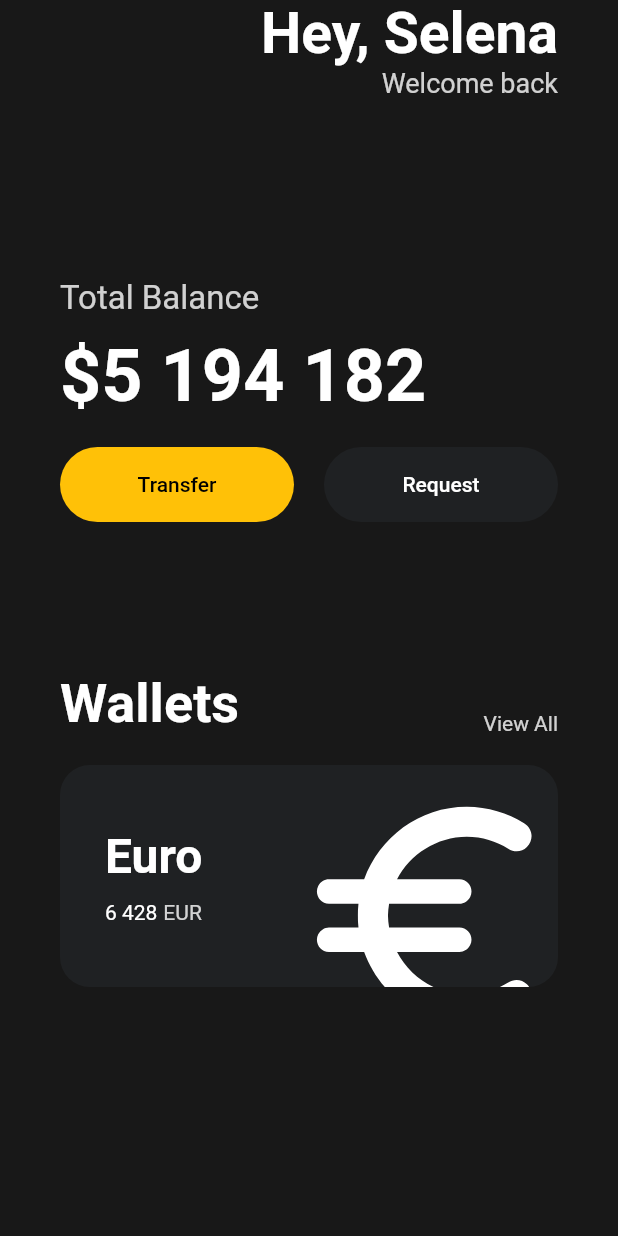
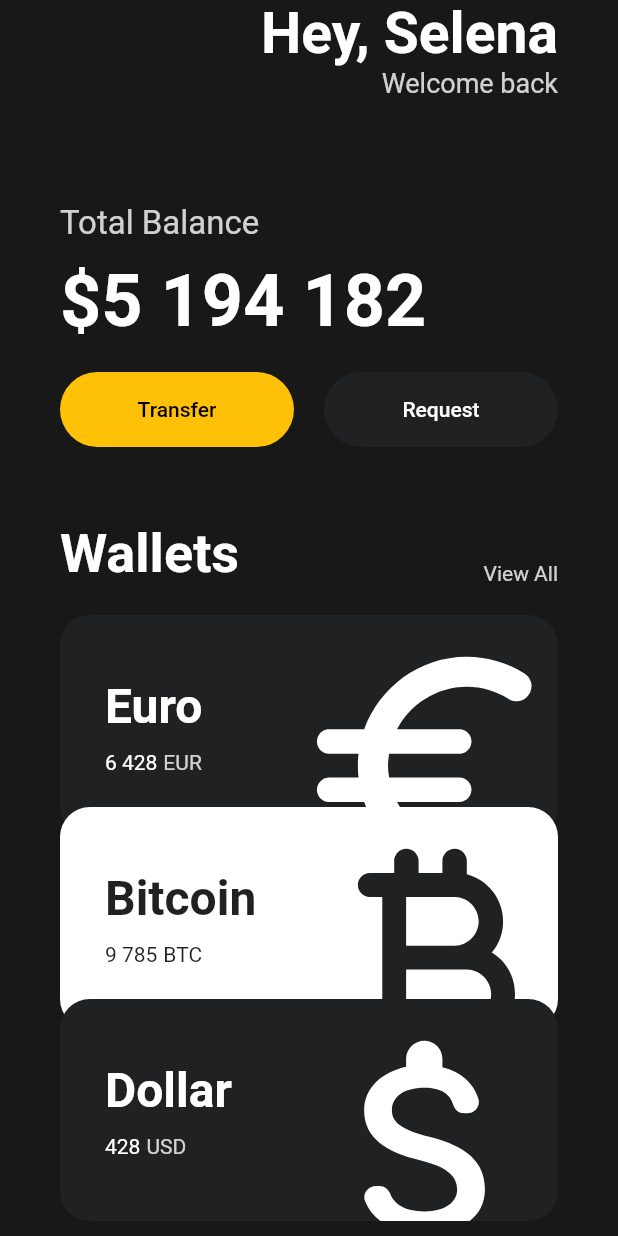
Before and after one commit to bakujinDev/toonflix, a Flutter app: the screen it shows after launch, on a phone screen of 412 x 824 dp. Run offline on Flutter 3.47's test engine with Material 2 defaults, Android fonts, the phone set to English and light mode, and no system bars.

Commit message:
create currency card

```diff
--- a/lib/main.dart
+++ b/lib/main.dart
@@ -1,5 +1,6 @@
 import 'package:flutter/material.dart';
 import 'package:toonflix/widgets/Button.dart';
+import 'package:toonflix/widgets/currency_card.dart';
 
 void main() {
   runApp(App());
@@ -12,6 +13,7 @@ class App extends StatelessWidget {
       home: Scaffold(
         backgroundColor: const Color(0xff181818),
         body: SafeArea(
+          child: SingleChildScrollView(
             child: Padding(
               padding: const EdgeInsets.symmetric(
                 horizontal: 40,
@@ -45,7 +47,7 @@ class App extends StatelessWidget {
                     ],
                   ),
                   const SizedBox(
-                      height: 120,
+                    height: 70,
                   ),
                   Text(
                     'Total Balance',
@@ -86,7 +88,7 @@ class App extends StatelessWidget {
                     ],
                   ),
                   const SizedBox(
-                      height: 100,
+                    height: 50,
                   ),
                   Row(
                     mainAxisAlignment: MainAxisAlignment.spaceBetween,
@@ -112,72 +114,45 @@ class App extends StatelessWidget {
                     height: 20,
                   ),
                   Column(
-                      children: [
-                        Container(
-                          clipBehavior: Clip.hardEdge,
-                          decoration: BoxDecoration(
-                            color: const Color(0xff1f2123),
-                            borderRadius: BorderRadius.circular(20),
+                      children: List.generate(
+                    cardList.length,
+                    (i) => CurrencyCard(
+                      index: i,
+                      name: cardList[i].name,
+                      amount: cardList[i].amount,
+                      code: cardList[i].code,
+                      icon: cardList[i].icon,
+                      isInverted: cardList[i].isInverted,
                     ),
-                          child: Padding(
-                            padding: const EdgeInsets.all(30),
-                            child: Row(
-                              mainAxisAlignment: MainAxisAlignment.spaceBetween,
-                              children: [
-                                Column(
-                                  crossAxisAlignment: CrossAxisAlignment.start,
-                                  children: [
-                                    const Text(
-                                      "Euro",
-                                      style: TextStyle(
-                                        fontSize: 32,
-                                        fontWeight: FontWeight.w600,
-                                        color: Colors.white,
-                                      ),
-                                    ),
-                                    const SizedBox(
-                                      height: 10,
-                                    ),
-                                    Row(
-                                      children: const [
-                                        Text(
-                                          '6 428',
-                                          style: TextStyle(color: Colors.white),
-                                        ),
-                                        SizedBox(
-                                          width: 4,
-                                        ),
-                                        Text(
-                                          'EUR',
-                                          style: TextStyle(
-                                            color: Color.fromRGBO(
-                                                255, 255, 255, 0.8),
-                                          ),
-                                        ),
-                                      ],
-                                    )
-                                  ],
-                                ),
-                                Transform.scale(
-                                  scale: 2.2,
-                                  child: Transform.translate(
-                                    offset: const Offset(-5, 12),
-                                    child: const Icon(
-                                      Icons.euro_rounded,
-                                      color: Colors.white,
-                                      size: 88,
-                                    ),
-                                  ),
-                                )
+                  ))
                 ],
               ),
             ),
-                        )
-                      ],
-                    )
-                  ],
           ),
         ),
-            )));
+      ),
+    );
   }
 }
+
+const cardList = [
+  CurrencyCard(
+    name: 'Euro',
+    amount: '6 428',
+    code: 'EUR',
+    icon: Icons.euro_rounded,
+  ),
+  CurrencyCard(
+    name: 'Bitcoin',
+    amount: '9 785',
+    code: 'BTC',
+    icon: Icons.currency_bitcoin_rounded,
+    isInverted: true,
+  ),
+  CurrencyCard(
+    name: 'Dollar',
+    amount: '428',
+    code: 'USD',
+    icon: Icons.attach_money_rounded,
+  ),
+];
--- /dev/null
+++ b/lib/widgets/currency_card.dart
@@ -0,0 +1,90 @@
+import 'package:flutter/material.dart';
+
+class CurrencyCard extends StatelessWidget {
+  final int index;
+  final String name, amount, code;
+  final IconData icon;
+  final bool isInverted;
+
+  final _blackColor = const Color(0xff1f2123);
+
+  const CurrencyCard({
+    super.key,
+    this.index = 0,
+    required this.name,
+    required this.amount,
+    required this.code,
+    required this.icon,
+    this.isInverted = false,
+  });
+
+  @override
+  Widget build(BuildContext context) {
+    return Transform.translate(
+      offset: Offset(0, index * -20),
+      child: Container(
+        clipBehavior: Clip.hardEdge,
+        decoration: BoxDecoration(
+          color: isInverted ? Colors.white : _blackColor,
+          borderRadius: BorderRadius.circular(20),
+        ),
+        child: Padding(
+          padding: const EdgeInsets.all(30),
+          child: Row(
+            mainAxisAlignment: MainAxisAlignment.spaceBetween,
+            children: [
+              Column(
+                crossAxisAlignment: CrossAxisAlignment.start,
+                children: [
+                  Text(
+                    name,
+                    style: TextStyle(
+                      fontSize: 32,
+                      fontWeight: FontWeight.w600,
+                      color: isInverted ? _blackColor : Colors.white,
+                    ),
+                  ),
+                  const SizedBox(
+                    height: 10,
+                  ),
+                  Row(
+                    children: [
+                      Text(
+                        amount,
+                        style: TextStyle(
+                          color: isInverted ? _blackColor : Colors.white,
+                        ),
+                      ),
+                      const SizedBox(
+                        width: 4,
+                      ),
+                      Text(
+                        code,
+                        style: TextStyle(
+                          color: isInverted
+                              ? _blackColor
+                              : Colors.white.withOpacity(0.8),
+                        ),
+                      ),
+                    ],
+                  )
+                ],
+              ),
+              Transform.scale(
+                scale: 2.2,
+                child: Transform.translate(
+                  offset: const Offset(-5, 12),
+                  child: Icon(
+                    icon,
+                    color: isInverted ? _blackColor : Colors.white,
+                    size: 88,
+                  ),
+                ),
+              )
+            ],
+          ),
+        ),
+      ),
+    );
+  }
+}
```
Also changed, not shown: 1 other file. Lines whose indentation alone changed are shown as unchanged.
